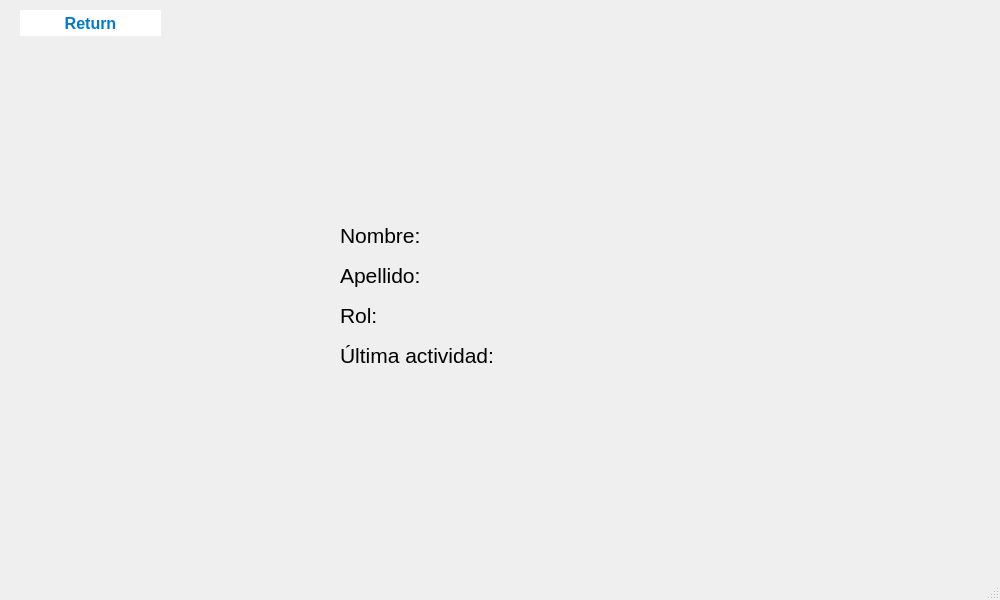
First picture: the form in PI-Edificio/viewuser.ui, repository QuiannZo/Intelligent_Building, before the edit.
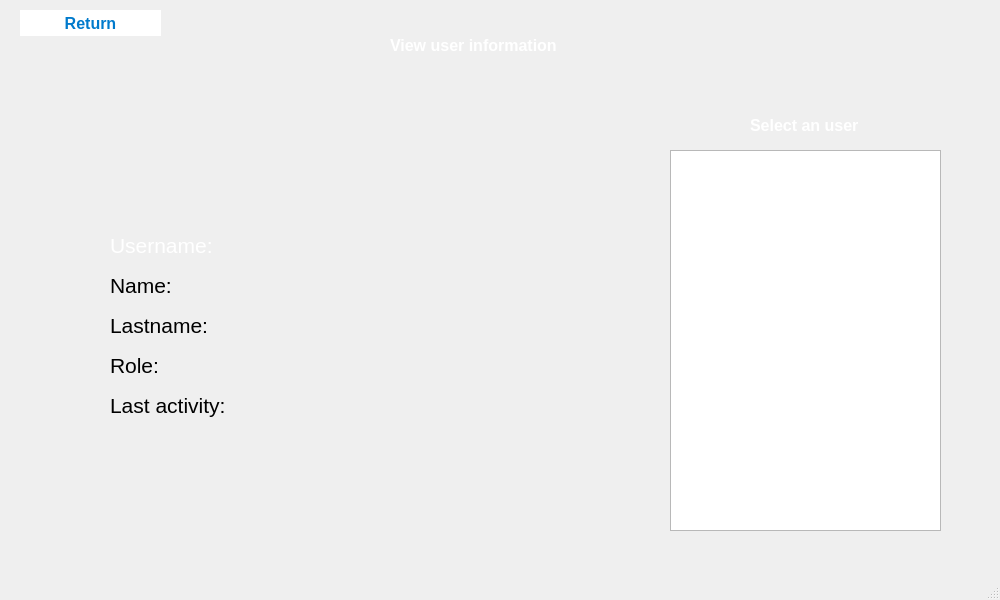
Second picture: the form after the edit.

Commit message: Changes to user management.

What changed in the file:
```diff
--- a/PI-Edificio/viewuser.ui
+++ b/PI-Edificio/viewuser.ui
@@ -27,9 +27,9 @@
    <widget class="QLabel" name="nombre">
     <property name="geometry">
      <rect>
-      <x>340</x>
-      <y>220</y>
-      <width>251</width>
+      <x>110</x>
+      <y>270</y>
+      <width>291</width>
       <height>31</height>
      </rect>
     </property>
@@ -39,15 +39,15 @@
      </font>
     </property>
     <property name="text">
-     <string>Nombre:</string>
+     <string>Name: </string>
     </property>
    </widget>
    <widget class="QLabel" name="apellido">
     <property name="geometry">
      <rect>
-      <x>340</x>
-      <y>260</y>
-      <width>251</width>
+      <x>110</x>
+      <y>310</y>
+      <width>291</width>
       <height>31</height>
      </rect>
     </property>
@@ -57,15 +57,15 @@
      </font>
     </property>
     <property name="text">
-     <string>Apellido: </string>
+     <string>Lastname: </string>
     </property>
    </widget>
    <widget class="QLabel" name="rol">
     <property name="geometry">
      <rect>
-      <x>340</x>
-      <y>300</y>
-      <width>251</width>
+      <x>110</x>
+      <y>350</y>
+      <width>291</width>
       <height>31</height>
      </rect>
     </property>
@@ -75,15 +75,15 @@
      </font>
     </property>
     <property name="text">
-     <string>Rol:</string>
+     <string>Role:</string>
     </property>
    </widget>
    <widget class="QLabel" name="ultimaActividad">
     <property name="geometry">
      <rect>
-      <x>340</x>
-      <y>340</y>
-      <width>251</width>
+      <x>110</x>
+      <y>390</y>
+      <width>291</width>
       <height>31</height>
      </rect>
     </property>
@@ -93,7 +93,7 @@
      </font>
     </property>
     <property name="text">
-     <string>Última actividad:</string>
+     <string>Last activity:</string>
     </property>
    </widget>
    <widget class="QPushButton" name="pushButton1_2">
@@ -131,6 +131,159 @@
      <string>Return</string>
     </property>
    </widget>
+   <widget class="QLabel" name="label">
+    <property name="geometry">
+     <rect>
+      <x>390</x>
+      <y>30</y>
+      <width>181</width>
+      <height>31</height>
+     </rect>
+    </property>
+    <property name="palette">
+     <palette>
+      <active>
+       <colorrole role="WindowText">
+        <brush brushstyle="SolidPattern">
+         <color alpha="255">
+          <red>255</red>
+          <green>255</green>
+          <blue>255</blue>
+         </color>
+        </brush>
+       </colorrole>
+      </active>
+      <inactive>
+       <colorrole role="WindowText">
+        <brush brushstyle="SolidPattern">
+         <color alpha="255">
+          <red>255</red>
+          <green>255</green>
+          <blue>255</blue>
+         </color>
+        </brush>
+       </colorrole>
+      </inactive>
+      <disabled/>
+     </palette>
+    </property>
+    <property name="font">
+     <font>
+      <pointsize>12</pointsize>
+      <bold>true</bold>
+     </font>
+    </property>
+    <property name="text">
+     <string>View user information</string>
+    </property>
+   </widget>
+   <widget class="QListWidget" name="listWidget">
+    <property name="geometry">
+     <rect>
+      <x>670</x>
+      <y>150</y>
+      <width>271</width>
+      <height>381</height>
+     </rect>
+    </property>
+    <property name="font">
+     <font>
+      <pointsize>12</pointsize>
+      <bold>true</bold>
+     </font>
+    </property>
+   </widget>
+   <widget class="QLabel" name="label_2">
+    <property name="geometry">
+     <rect>
+      <x>750</x>
+      <y>110</y>
+      <width>121</width>
+      <height>31</height>
+     </rect>
+    </property>
+    <property name="palette">
+     <palette>
+      <active>
+       <colorrole role="WindowText">
+        <brush brushstyle="SolidPattern">
+         <color alpha="255">
+          <red>255</red>
+          <green>255</green>
+          <blue>255</blue>
+         </color>
+        </brush>
+       </colorrole>
+      </active>
+      <inactive>
+       <colorrole role="WindowText">
+        <brush brushstyle="SolidPattern">
+         <color alpha="255">
+          <red>255</red>
+          <green>255</green>
+          <blue>255</blue>
+         </color>
+        </brush>
+       </colorrole>
+      </inactive>
+      <disabled/>
+     </palette>
+    </property>
+    <property name="font">
+     <font>
+      <pointsize>12</pointsize>
+      <bold>true</bold>
+     </font>
+    </property>
+    <property name="text">
+     <string>Select an user</string>
+    </property>
+   </widget>
+   <widget class="QLabel" name="user">
+    <property name="geometry">
+     <rect>
+      <x>110</x>
+      <y>230</y>
+      <width>291</width>
+      <height>31</height>
+     </rect>
+    </property>
+    <property name="palette">
+     <palette>
+      <active>
+       <colorrole role="WindowText">
+        <brush brushstyle="SolidPattern">
+         <color alpha="255">
+          <red>255</red>
+          <green>255</green>
+          <blue>255</blue>
+         </color>
+        </brush>
+       </colorrole>
+      </active>
+      <inactive>
+       <colorrole role="WindowText">
+        <brush brushstyle="SolidPattern">
+         <color alpha="255">
+          <red>255</red>
+          <green>255</green>
+          <blue>255</blue>
+         </color>
+        </brush>
+       </colorrole>
+      </inactive>
+      <disabled/>
+     </palette>
+    </property>
+    <property name="font">
+     <font>
+      <pointsize>16</pointsize>
+     </font>
+    </property>
+    <property name="text">
+     <string>Username: </string>
+    </property>
+   </widget>
   </widget>
   <widget class="QMenuBar" name="menubar">
    <property name="geometry">
```
Left out of the diff: 12 changed lines with no effect on the pictures. The commit also changes 689 other files.
